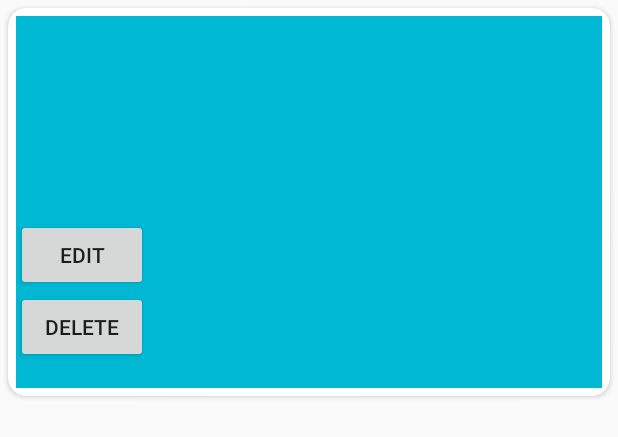
After one commit to sonym3/BusBooking, an Android app: the layout booking_row.xml on its own in the app's theme, with its tools: preview values and no code run, on a phone screen of 412 x 824 dp. The commit adds this screen. Shown: the top 437 px of the screen. Run offline under Robolectric (Android 15) with nearby library versions, the phone set to English and light mode, and no system bars.

Commit message:
new view holder

```diff
--- a/app/build.gradle
+++ b/app/build.gradle
@@ -31,7 +31,7 @@ dependencies {
     androidTestImplementation 'androidx.test.espresso:espresso-core:3.1.1'
 
     implementation 'androidx.cardview:cardview:1.0.0'
-
+    implementation 'com.firebaseui:firebase-ui-database:3.1.3'
     implementation 'androidx.cardview:cardview:1.0.0'
     implementation 'androidx.recyclerview:recyclerview:1.0.0'
 
--- /dev/null
+++ b/app/src/main/res/layout/booking_row.xml
@@ -0,0 +1,64 @@
+<?xml version="1.0" encoding="utf-8"?>
+<androidx.cardview.widget.CardView xmlns:android="http://schemas.android.com/apk/res/android"
+    android:layout_width="match_parent"
+    xmlns:app="http://schemas.android.com/apk/res-auto"
+    android:orientation="vertical"
+    android:layout_height="wrap_content"
+    app:cardCornerRadius="12dp"
+    android:elevation="90dp"
+    android:layout_margin="5dp">
+
+    <LinearLayout
+        android:layout_width="match_parent"
+        android:layout_height="248dp"
+        android:orientation="vertical"
+        android:background="#00B8D4"
+        android:layout_margin="5dp">
+
+        <TextView
+            android:layout_width="wrap_content"
+            android:layout_height="wrap_content"
+            android:id="@+id/rowFrom"/>
+        <TextView
+            android:layout_width="wrap_content"
+            android:layout_height="wrap_content"
+            android:id="@+id/rowTo"/>
+
+        <TextView
+            android:layout_width="wrap_content"
+            android:layout_height="wrap_content"
+            android:id="@+id/rowStartTime"/>
+
+        <TextView
+            android:layout_width="wrap_content"
+            android:layout_height="wrap_content"
+            android:id="@+id/rowMoney"/>
+
+        <TextView
+            android:layout_width="wrap_content"
+            android:layout_height="wrap_content"
+            android:id="@+id/rowDate"/>
+
+        <TextView
+            android:layout_width="wrap_content"
+            android:layout_height="wrap_content"
+            android:id="@+id/rowEndTime"/>
+
+        <TextView
+            android:layout_width="wrap_content"
+            android:layout_height="wrap_content"
+            android:id="@+id/rowCount"/>
+
+        <Button
+            android:layout_width="wrap_content"
+            android:layout_height="wrap_content"
+            android:id="@+id/rowBtnEdit"
+            android:text="Edit"/>
+        <Button
+            android:layout_width="wrap_content"
+            android:layout_height="wrap_content"
+            android:id="@+id/rowBtnDelete"
+            android:text="Delete"/>
+    </LinearLayout>
+
+</androidx.cardview.widget.CardView>
```
Also changed, not shown: app/src/main/java/com/example/grayhound/FirebaseHelper.java (deleted, +0 -91 lines), app/src/main/java/com/example/grayhound/MyAdapter.java (deleted, +0 -48 lines), app/src/main/java/com/example/grayhound/MyBooking.java (+53 -15 lines), app/src/main/java/com/example/grayhound/MyViewHolder.java (deleted, +0 -25 lines), app/src/main/java/com/example/grayhound/Pojo.java (added, +81 -0 lines), app/src/main/res/layout/activity_dashboard.xml (+7 -6 lines), app/src/main/res/layout/activity_my_booking.xml (+6 -5 lines), app/src/main/res/layout/model.xml (deleted, +0 -55 lines).
